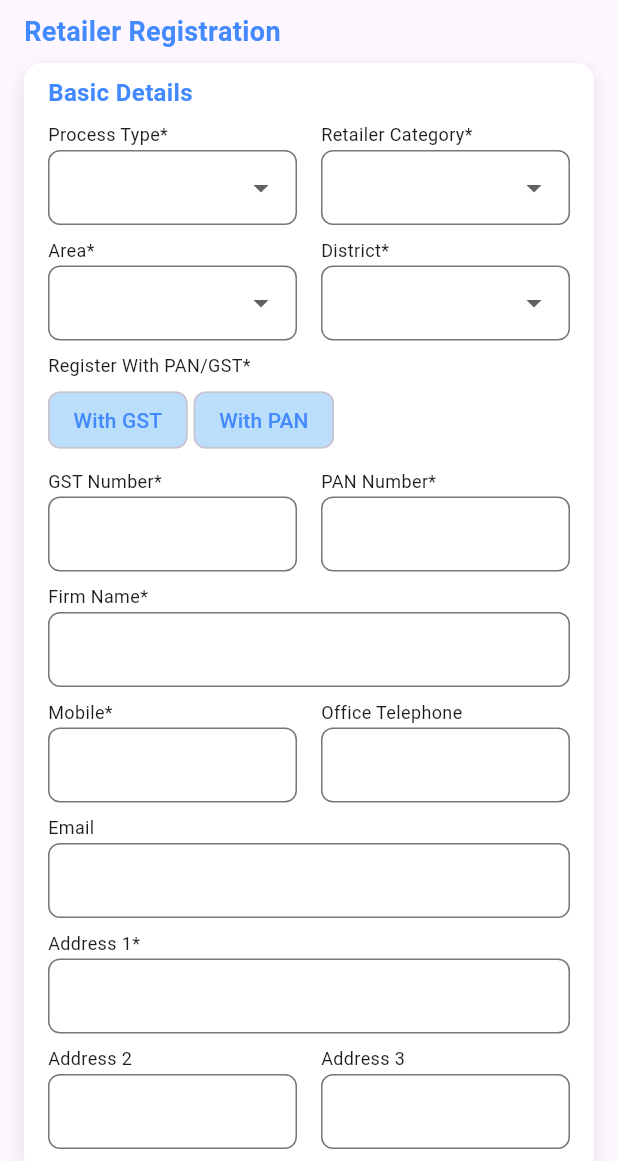
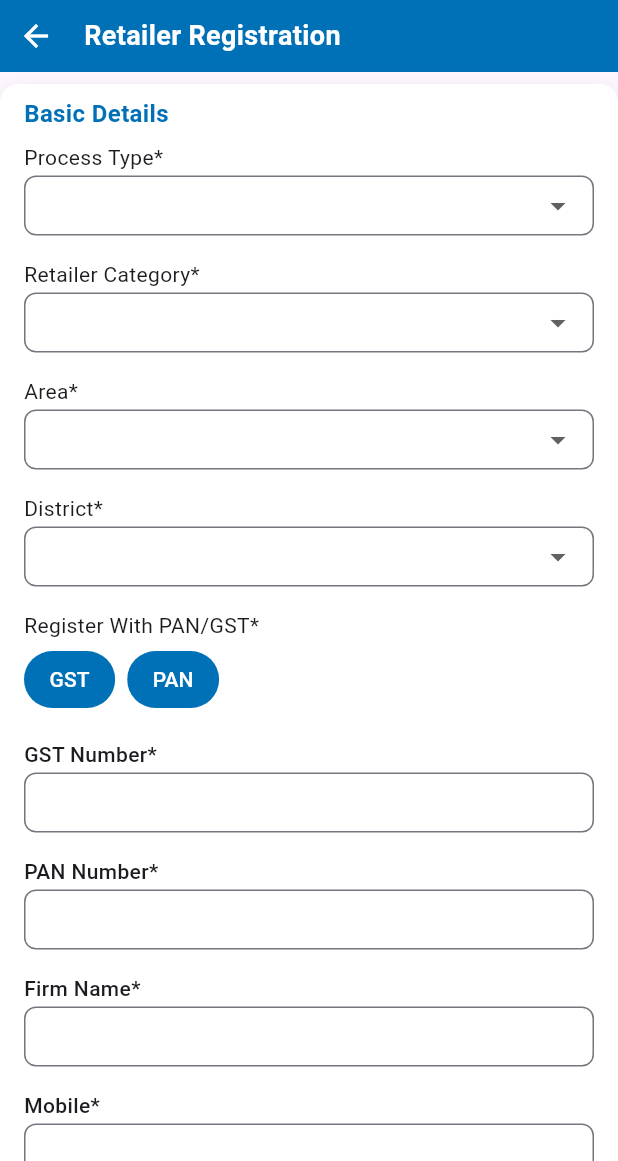
Before and after one commit to raghavinani/BW_web, a Flutter app: the RetailerRegistrationPage screen opened directly, on a phone screen of 412 x 824 dp, the part 75-1236 px from its top. Run offline on Flutter 3.47's test engine with Material 3 defaults, Android fonts, the phone set to English and light mode, and no system bars; our stand-ins replace carousel_slider, file_picker, flutter_secure_storage, marquee, shared_preferences; missing offline and left inert: excel, mobile_scanner; accounts and stored records are empty.

Commit message:
edited Retailer Registration page according to figma design.

```diff
--- a/lib/RetailerEntry.dart
+++ b/lib/RetailerEntry.dart
@@ -6,6 +6,7 @@ import 'package:file_picker/file_picker.dart';
 import 'package:login/custom_app_bar/profile_sidebar.dart';
 import 'package:login/custom_app_bar/side_bar.dart';
 import 'package:login/custom_app_bar/app_bar.dart';
+import 'package:login/content.dart';
 
 void main() {
   runApp(const RetailerRegistrationApp());
@@ -76,7 +77,7 @@ class _RetailerRegistrationPageState extends State<RetailerRegistrationPage> {
                       _uploadedFileName!.endsWith('.jpeg')
                   ? Image.memory(
                       _fileBytes!,
-                      fit: BoxFit.cover,
+                      fit: BoxFit.fill,
                     )
                   : Center(
                       child: const Text(
@@ -97,13 +98,13 @@ class _RetailerRegistrationPageState extends State<RetailerRegistrationPage> {
             child: Container(
               padding: const EdgeInsets.all(16.0),
               width: 300,
-              height: 400,
+              height: 500,
               child: _filePath!.endsWith('.jpg') ||
                       _filePath!.endsWith('.png') ||
                       _filePath!.endsWith('.jpeg')
                   ? Image.file(
                       io.File(_filePath!),
-                      fit: BoxFit.cover,
+                      fit: BoxFit.fill,
                     )
                   : Center(
                       child: const Text(
@@ -129,20 +130,46 @@ class _RetailerRegistrationPageState extends State<RetailerRegistrationPage> {
           final isWideScreen = MediaQuery.of(context).size.width > 1080;
 
           return SingleChildScrollView(
-            child: Padding(
-              padding:
-                  const EdgeInsets.symmetric(horizontal: 16.0, vertical: 8),
             child: Form(
               key: _formKey,
               child: Column(
                 crossAxisAlignment: CrossAxisAlignment.start,
                 children: [
+                  Container(
+                    width: double.infinity,
+                    decoration: BoxDecoration(
+                      color: const Color.fromRGBO(
+                          0, 112, 183, 1), // Background color
+                      // borderRadius: BorderRadius.circular(8),
+                    ),
+                    child: Row(
+                      children: [
+                        IconButton(
+                          icon:
+                              const Icon(Icons.arrow_back, color: Colors.white),
+                          onPressed: () {
+                            if (Navigator.canPop(context)) {
+                              Navigator.pop(context);
+                            } else {
+                              Navigator.push(
+                                context,
+                                MaterialPageRoute(
+                                    builder: (context) => const ContentPage()),
+                              );
+                            }
+                          },
+                        ),
+                        const SizedBox(
+                            width: 8), // Spacing between icon and text
                         const Text(
                           'Retailer Registration',
                           style: TextStyle(
                             fontSize: 18,
                             fontWeight: FontWeight.bold,
-                        color: Colors.blueAccent,
+                            color: Colors.white, // White text color
+                          ),
+                        ),
+                      ],
                     ),
                   ),
                   const SizedBox(height: 8.0),
@@ -162,32 +189,30 @@ class _RetailerRegistrationPageState extends State<RetailerRegistrationPage> {
                             _buildContactDetailsForm(),
                           ],
                         ),
-                    const SizedBox(height: 24.0),
+                  const SizedBox(height: 16.0),
                   Center(
                     child: ElevatedButton(
                       onPressed: () {
                         if (_formKey.currentState!.validate()) {
                           ScaffoldMessenger.of(context).showSnackBar(
                             const SnackBar(
-                                  content:
-                                      Text('Form Submitted Successfully!')),
+                                content: Text('Form Submitted Successfully!')),
                           );
                         }
                       },
                       style: ElevatedButton.styleFrom(
                         padding: const EdgeInsets.symmetric(
-                              horizontal: 40, vertical: 16),
+                            horizontal: 24, vertical: 8),
                         backgroundColor: Colors.blueAccent,
                       ),
                       child: const Text('Submit',
                           style: TextStyle(
-                                fontSize: 16,
-                                fontWeight: FontWeight.bold,
+                              fontSize: 18,
+                              fontWeight: FontWeight.w500,
                               color: Colors.white)),
                     ),
                   ),
                 ],
-                ),
               ),
             ),
           );
@@ -218,72 +243,25 @@ class _RetailerRegistrationPageState extends State<RetailerRegistrationPage> {
             style: TextStyle(
               fontSize: 16,
               fontWeight: FontWeight.bold,
-              color: Colors.blueAccent,
+              color: Color.fromRGBO(0, 112, 183, 1),
             ),
           ),
           const SizedBox(height: 8.0),
-          Row(
-            children: [
-              Expanded(
-                child: _buildDropdownField('Process Type*', ['Add', 'Update']),
-              ),
-              const SizedBox(width: 16.0),
-              Expanded(
-                child: _buildDropdownField(
+          _buildDropdownField('Process Type*', ['Add', 'Update']),
+          _buildDropdownField(
               'Retailer Category*', ['Urban', 'Rural', 'Direct Dealer']),
-              ),
-            ],
-          ),
-          Row(
-            children: [
-              Expanded(
-                child:
           _buildDropdownField('Area*', ['Rajasthan', 'Maharashtra']),
-              ),
-              const SizedBox(width: 16.0),
-              Expanded(
-                child: _buildDropdownField('District*', ['Jaipur', 'Mumbai']),
-              ),
-            ],
-          ),
-          _buildClickableOptions(
-              'Register With PAN/GST*', ['With GST', 'With PAN']),
-          Row(
-            children: [
-              Expanded(
-                child: _buildTextField('GST Number*'),
-              ),
-              const SizedBox(width: 16.0),
-              Expanded(
-                child: _buildTextField('PAN Number*'),
-              ),
-            ],
-          ),
+          _buildDropdownField('District*', ['Jaipur', 'Mumbai']),
+          _buildClickableOptions('Register With PAN/GST*', ['GST', 'PAN']),
+          _buildTextField('GST Number*'),
+          _buildTextField('PAN Number*'),
           _buildTextField('Firm Name*'),
-          Row(
-            children: [
-              Expanded(
-                child: _buildTextField('Mobile*'),
-              ),
-              const SizedBox(width: 16.0),
-              Expanded(
-                child: _buildTextField('Office Telephone'),
-              ),
-            ],
-          ),
+          _buildTextField('Mobile*'),
+          _buildTextField('Office Telephone'),
           _buildTextField('Email'),
           _buildTextField('Address 1*'),
-          Row(
-            children: [
-              Expanded(
-                child: _buildTextField('Address 2'),
-              ),
-              const SizedBox(width: 16.0),
-              Expanded(
-                child: _buildTextField('Address 3'),
-              ),
-            ],
-          ),
+          _buildTextField('Address 2'),
+          _buildTextField('Address 3'),
         ],
       ),
     );
@@ -311,54 +289,18 @@ class _RetailerRegistrationPageState extends State<RetailerRegistrationPage> {
             style: TextStyle(
               fontSize: 16,
               fontWeight: FontWeight.bold,
-              color: Colors.blueAccent,
+              color: Color.fromRGBO(0, 112, 183, 1),
             ),
           ),
           const SizedBox(height: 8.0),
-          Row(
-            children: [
-              Expanded(
-                child: _buildPredefinedField('Stockist Code*', '4401S711'),
-              ),
-              const SizedBox(width: 16.0),
-              Expanded(
-                child: _buildTextField('Tally Retailer Code'),
-              ),
-            ],
-          ),
-          Row(
-            children: [
-              Expanded(
-                child: _buildTextField('Concern Employee*'),
-              ),
-              const SizedBox(width: 16.0),
-              Expanded(
-                child: _buildUploadField('Retailer Profile Image'),
-              ),
-            ],
-          ),
-          Row(
-            children: [
-              Expanded(
-                child: _buildUploadField('PAN / GST No Image Upload / View'),
-              ),
-              const SizedBox(width: 16.0),
-              Expanded(
-                child: _buildDropdownField('Scheme Required*', ['Yes', 'No']),
-              ),
-            ],
-          ),
-          Row(
-            children: [
-              Expanded(
-                child: _buildTextField('Aadhar Card No*'),
-              ),
-              const SizedBox(width: 16.0),
-              Expanded(
-                child: _buildUploadField('Aadhar Card Upload'),
-              ),
-            ],
-          ),
+          _buildPredefinedField('Stockist Code*', '4401S711'),
+          _buildTextField('Tally Retailer Code'),
+          _buildTextField('Concern Employee*'),
+          _buildUploadField('Retailer Profile Image'),
+          _buildUploadField('PAN / GST No Image Upload / View'),
+          _buildDropdownField('Scheme Required*', ['Yes', 'No']),
+          _buildTextField('Aadhar Card No*'),
+          _buildUploadField('Aadhar Card Upload'),
           _buildTextField('Proprietor / Partner Name*'),
         ],
       ),
@@ -369,13 +311,15 @@ class _RetailerRegistrationPageState extends State<RetailerRegistrationPage> {
     return Column(
       crossAxisAlignment: CrossAxisAlignment.start,
       children: [
-        Text(label, style: const TextStyle(fontSize: 12)),
+        Text(label,
+            style: const TextStyle(fontSize: 14, fontWeight: FontWeight.w500)),
         const SizedBox(height: 2),
         SizedBox(
-          height: 50,
+          height: 40,
           child: TextFormField(
             style: const TextStyle(fontSize: 14),
             decoration: InputDecoration(
+              contentPadding: EdgeInsets.only(left: 8),
               border: OutlineInputBorder(
                 borderRadius: BorderRadius.circular(8.0),
               ),
@@ -388,7 +332,7 @@ class _RetailerRegistrationPageState extends State<RetailerRegistrationPage> {
             },
           ),
         ),
-        const SizedBox(height: 8.0),
+        const SizedBox(height: 16.0),
       ],
     );
   }
@@ -397,13 +341,13 @@ class _RetailerRegistrationPageState extends State<RetailerRegistrationPage> {
     return Column(
       crossAxisAlignment: CrossAxisAlignment.start,
       children: [
-        Text(label, style: const TextStyle(fontSize: 12)),
+        Text(label, style: const TextStyle(fontSize: 14)),
         const SizedBox(height: 2),
         SizedBox(
-          height: 50,
+          height: 40,
           child: DropdownButtonFormField<String>(
             style: const TextStyle(fontSize: 12, color: Colors.black),
-            dropdownColor: Colors.blue.shade100,
+            dropdownColor: Colors.white,
             items: items
                 .map((item) => DropdownMenuItem<String>(
                       value: item,
@@ -414,6 +358,9 @@ class _RetailerRegistrationPageState extends State<RetailerRegistrationPage> {
                 .toList(),
             onChanged: (value) {},
             decoration: InputDecoration(
+              contentPadding:
+                  EdgeInsets.only(left: 8), // Removes default padding
+              // isDense: true, // Reduces height
               border: OutlineInputBorder(
                 borderRadius: BorderRadius.circular(8.0),
               ),
@@ -426,7 +373,7 @@ class _RetailerRegistrationPageState extends State<RetailerRegistrationPage> {
             },
           ),
         ),
-        const SizedBox(height: 8.0),
+        const SizedBox(height: 16.0),
       ],
     );
   }
@@ -435,10 +382,11 @@ class _RetailerRegistrationPageState extends State<RetailerRegistrationPage> {
     return Column(
       crossAxisAlignment: CrossAxisAlignment.start,
       children: [
-        Text(label, style: const TextStyle(fontSize: 12)),
-        const SizedBox(height: 4.0),
+        Text(label, style: const TextStyle(fontSize: 14)),
+        const SizedBox(height: 2.0),
         Wrap(
-          spacing: 4.0,
+          spacing: 8.0, // Adjust spacing between chips if needed
+          runSpacing: 8.0, // Adjust spacing between rows if needed
           children: options.map((option) {
             final isSelected = _selectedOption == option;
             return ChoiceChip(
@@ -449,15 +397,21 @@ class _RetailerRegistrationPageState extends State<RetailerRegistrationPage> {
                   _selectedOption = selected ? option : null;
                 });
               },
-              labelStyle: TextStyle(
-                color: isSelected ? Colors.white : Colors.blueAccent,
+              labelStyle: const TextStyle(color: Colors.white),
+              backgroundColor: const Color.fromRGBO(0, 112, 183, 1),
+              selectedColor: const Color.fromRGBO(0, 112, 183, 1),
+              shape: RoundedRectangleBorder(
+                borderRadius: BorderRadius.circular(20.0), // Circular shape
+                side: BorderSide(
+                  color: isSelected
+                      ? Colors.white
+                      : Colors.transparent, // Optional border
                 ),
-              backgroundColor: Colors.blue[100],
-              selectedColor: Colors.blueAccent,
+              ),
             );
           }).toList(),
         ),
-        const SizedBox(height: 8.0),
+        const SizedBox(height: 16.0),
       ],
     );
   }
@@ -466,48 +420,56 @@ class _RetailerRegistrationPageState extends State<RetailerRegistrationPage> {
     return Column(
       crossAxisAlignment: CrossAxisAlignment.start,
       children: [
-        Text(label, style: const TextStyle(fontSize: 12)),
-        const SizedBox(height: 2),
+        Text(label, style: const TextStyle(fontSize: 14)),
+        const SizedBox(height: 4),
         Row(
-          mainAxisAlignment: MainAxisAlignment.spaceBetween,
+          mainAxisSize: MainAxisSize.min,
           children: [
             SizedBox(
-              height: 30,
-              width: 60,
-              child: ElevatedButton(
+              height: 40,
+              width: 120, // Increased width for better spacing
+              child: ElevatedButton.icon(
                 onPressed: _pickFile,
+                icon: const Icon(Icons.file_upload,
+                    size: 18, color: Colors.white),
+                label: const Text('Upload',
+                    style: TextStyle(fontSize: 14, color: Colors.white)),
                 style: ElevatedButton.styleFrom(
-                  backgroundColor: Colors.blueAccent,
-                  padding: EdgeInsets.zero,
-                ),
-                child: const Text('Upload',
-                    style: TextStyle(fontSize: 14, color: Colors.white)),
+                  backgroundColor: const Color.fromRGBO(0, 112, 183, 1),
+                  shape: RoundedRectangleBorder(
+                    borderRadius:
+                        BorderRadius.circular(4.0), // Rectangular shape
                   ),
                 ),
+              ),
+            ),
+            const SizedBox(width: 16),
             SizedBox(
-              height: 30,
-              width: 60,
-              child: ElevatedButton(
+              height: 40,
+              width: 120,
+              child: ElevatedButton.icon(
                 onPressed: _uploadedFileName != null ? _viewFile : null,
+                icon: const Icon(Icons.remove_red_eye_outlined,
+                    size: 18, color: Colors.white),
+                label: const Text('View',
+                    style: TextStyle(fontSize: 14, color: Colors.white)),
                 style: ElevatedButton.styleFrom(
                   backgroundColor: Colors.green,
                   padding: EdgeInsets.zero,
                 ),
-                child: const Text('View',
-                    style: TextStyle(fontSize: 14, color: Colors.white)),
               ),
             ),
           ],
         ),
         if (_uploadedFileName != null)
           Padding(
-            padding: const EdgeInsets.only(top: 4.0),
+            padding: const EdgeInsets.only(top: 2.0),
             child: Text(
               'Uploaded File: ${_uploadedFileName!.split('/').last}',
-              style: const TextStyle(fontSize: 14, color: Colors.grey),
+              style: const TextStyle(fontSize: 12, color: Colors.grey),
             ),
           ),
-        const SizedBox(height: 8.0),
+        const SizedBox(height: 16.0),
       ],
     );
   }
@@ -516,22 +478,23 @@ class _RetailerRegistrationPageState extends State<RetailerRegistrationPage> {
     return Column(
       crossAxisAlignment: CrossAxisAlignment.start,
       children: [
-        Text(label, style: const TextStyle(fontSize: 12)),
+        Text(label, style: const TextStyle(fontSize: 14)),
         const SizedBox(height: 2),
         SizedBox(
-          height: 50,
+          height: 40,
           child: TextFormField(
             initialValue: value,
             enabled: false,
             style: const TextStyle(fontSize: 14),
             decoration: InputDecoration(
+              contentPadding: EdgeInsets.only(left: 8),
               border: OutlineInputBorder(
                 borderRadius: BorderRadius.circular(8.0),
               ),
             ),
           ),
         ),
-        const SizedBox(height: 8.0),
+        const SizedBox(height: 16.0),
       ],
     );
   }
--- a/lib/custom_app_bar/app_bar.dart
+++ b/lib/custom_app_bar/app_bar.dart
@@ -1,7 +1,7 @@
 import 'package:flutter/material.dart';
 import 'package:login/QR_scanner.dart';
 import 'package:login/order_entry.dart';
-import 'package:login/profile_page.dart';
+// import 'package:login/profile_page.dart';
 import 'package:login/RetailerEntry.dart';
 import 'package:login/content.dart';
 import 'package:login/order_update.dart';
@@ -161,7 +161,7 @@ class _CustomAppBarState extends State<CustomAppBar> {
         padding: const EdgeInsets.symmetric(horizontal: 4.0),
         child: Text(
           title,
-          style: const TextStyle(color: Colors.white, fontSize: 12),
+          style: const TextStyle(color: Colors.black, fontSize: 12),
         ),
       ),
       onSelected: (value) {
```
Lines whose indentation alone changed are shown as unchanged.
